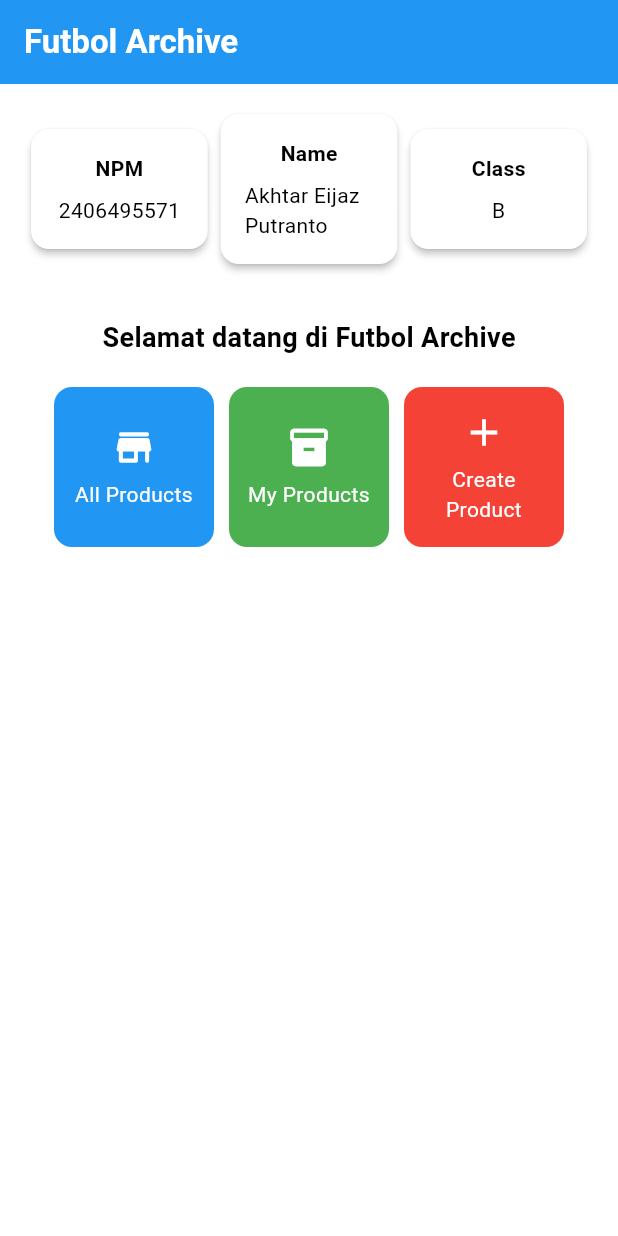
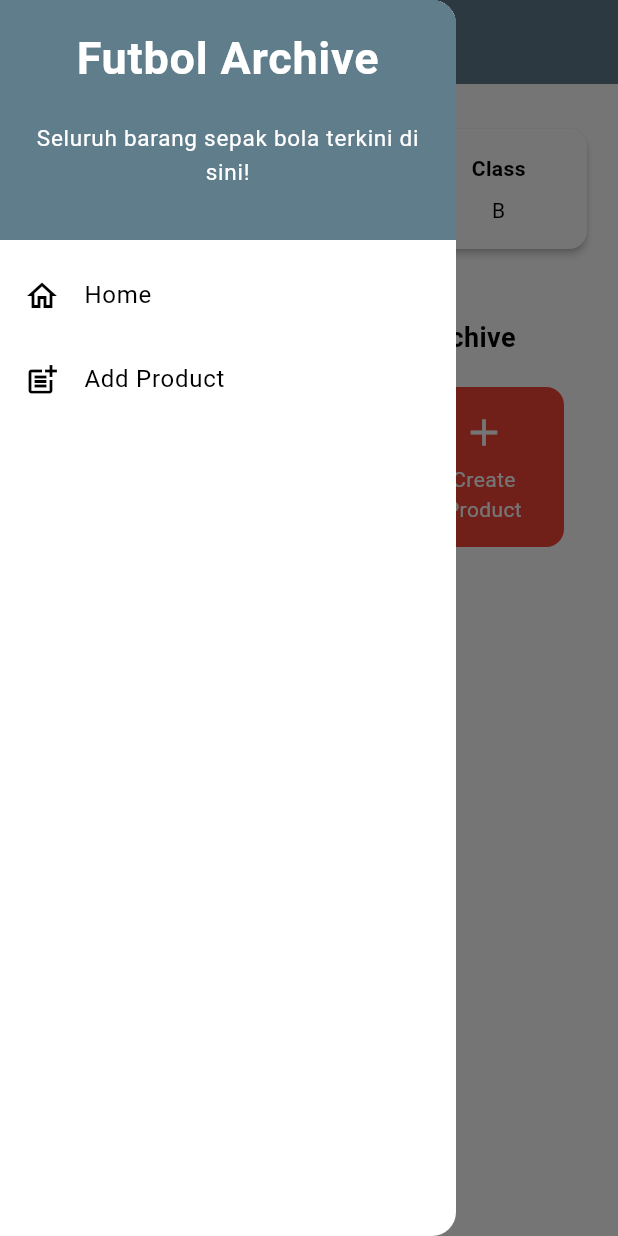
Before and after one commit to akhtareijaz/futbol-archive-mobile, a Flutter app: the screen it shows after launch, with the side drawer open (before the commit the screen has no drawer), on a phone screen of 412 x 824 dp. Run offline on Flutter 3.47's test engine with Material 3 defaults, Android fonts, the light colour scheme and no system bars.

Commit message:
Mengumpulkan tugas 8

```diff
--- a/lib/main.dart
+++ b/lib/main.dart
@@ -1,5 +1,5 @@
 import 'package:flutter/material.dart';
-import 'package:futbol_archive/menu.dart';
+import 'package:futbol_archive/screens/menu.dart';
 
 void main() {
   runApp(const MyApp());
@@ -29,7 +29,7 @@ class MyApp extends StatelessWidget {
         //
         // This works for code too, not just values: Most code changes can be
         // tested with just a hot reload.
-         colorScheme: ColorScheme.fromSwatch(primarySwatch: Colors.blue)
+         colorScheme: ColorScheme.fromSwatch(primarySwatch: Colors.blueGrey)
           .copyWith(secondary: Colors.blueAccent[300]),
       ),
       home: MyHomePage(),
--- a/lib/menu.dart
+++ b/lib/screens/menu.dart
@@ -1,4 +1,6 @@
 import 'package:flutter/material.dart';
+import 'package:futbol_archive/widgets/left_drawer.dart';
+import 'package:futbol_archive/widgets/product_card.dart';
 
 class MyHomePage extends StatelessWidget {
   MyHomePage({super.key});
@@ -89,6 +91,7 @@ class MyHomePage extends StatelessWidget {
           ],
         ),
       ),
+      drawer: LeftDrawer(),
     );
   }
 }
@@ -133,58 +136,3 @@ class ItemHomepage {
 
  ItemHomepage(this.name, this.icon, this.color);
 }
-
-
-class ItemCard extends StatelessWidget {
-  // Menampilkan kartu dengan ikon dan nama.
-
-  final ItemHomepage item;
-
-  const ItemCard(this.item, {super.key});
-
-  @override
-  Widget build(BuildContext context) {
-    return Material(
-      // Menentukan warna latar belakang dari tema aplikasi.
-      color: item.color,
-      // Membuat sudut kartu melengkung.
-      borderRadius: BorderRadius.circular(12),
-
-      child: InkWell(
-        // Aksi ketika kartu ditekan.
-        onTap: () {
-          // Menampilkan pesan SnackBar saat kartu ditekan.
-          ScaffoldMessenger.of(context)
-            ..hideCurrentSnackBar()
-            ..showSnackBar(
-              SnackBar(content: Text("Kamu telah menekan tombol ${item.name}!"))
-            );
-        },
-        // Container untuk menyimpan Icon dan Text
-        child: Container(
-          padding: const EdgeInsets.all(8),
-          child: Center(
-            child: Column(
-              // Menyusun ikon dan teks di tengah kartu.
-              mainAxisAlignment: MainAxisAlignment.center,
-              children: [
-                Icon(
-                  item.icon,
-                  color: Colors.white,
-                  size: 30.0,
-                ),
-                const Padding(padding: EdgeInsets.all(3)),
-                Text(
-                  item.name,
-                  textAlign: TextAlign.center,
-                  style: const TextStyle(color: Colors.white),
-                ),
-              ],
-            ),
-          ),
-        ),
-      ),
-    );
-  }
-
-}
--- /dev/null
+++ b/lib/widgets/left_drawer.dart
@@ -0,0 +1,76 @@
+import 'package:flutter/material.dart';
+import 'package:futbol_archive/screens/menu.dart';
+import 'package:futbol_archive/screens/productlist_form.dart';
+
+class LeftDrawer extends StatelessWidget {
+  const LeftDrawer({super.key});
+
+  @override
+  Widget build(BuildContext context) {
+    return Drawer(
+      child: ListView(
+        children: [
+          const DrawerHeader(
+            decoration: BoxDecoration(
+              color: Colors.blueGrey,
+            ),
+            child: Column(
+              children: [
+                Text(
+                  'Futbol Archive',
+                  textAlign: TextAlign.center,
+                  style: TextStyle(
+                    fontSize: 30,
+                    fontWeight: FontWeight.bold,
+                    color: Colors.white,
+                  ),
+                ),
+                Padding(padding: EdgeInsets.all(10)),
+                Text("Seluruh barang sepak bola terkini di sini!",
+                  textAlign: TextAlign.center,
+                  // TODO: Tambahkan gaya teks dengan center alignment, font ukuran 15, warna putih, dan weight biasa
+                  style: TextStyle(
+                    fontSize: 15,
+                    color: Colors.white,
+                    fontWeight: FontWeight.normal,
+
+                  )
+                ),
+              ],
+            ),
+          ),
+          // TODO: Bagian routing
+          ListTile(
+            leading: const Icon(Icons.home_outlined),
+            title: const Text('Home'),
+            // Bagian redirection ke MyHomePage
+            onTap: () {
+              Navigator.pushReplacement(
+                  context,
+                  MaterialPageRoute(
+                    builder: (context) => MyHomePage(),
+                  ));
+            },
+          ),
+          ListTile(
+            leading: const Icon(Icons.post_add),
+            title: const Text('Add Product'),
+            // Bagian redirection ke NewsFormPage
+            onTap: () {
+              /*
+              TODO: Buatlah routing ke NewsFormPage di sini,
+              setelah halaman NewsFormPage sudah dibuat.
+              */
+              Navigator.pushReplacement(
+                context,
+                MaterialPageRoute(
+                  builder: (context) => ProductFormPage()
+                )
+              );
+            },
+          ),
+        ],
+      ),
+    );
+  }
+}
--- /dev/null
+++ b/lib/widgets/product_card.dart
@@ -0,0 +1,67 @@
+import 'package:flutter/material.dart';
+import 'package:futbol_archive/screens/menu.dart';
+import 'package:futbol_archive/screens/productlist_form.dart';
+
+class ItemCard extends StatelessWidget {
+  // Menampilkan kartu dengan ikon dan nama.
+
+  final ItemHomepage item;
+
+  const ItemCard(this.item, {super.key});
+
+  @override
+  Widget build(BuildContext context) {
+    return Material(
+      // Menentukan warna latar belakang dari tema aplikasi.
+      color: item.color,
+      // Membuat sudut kartu melengkung.
+      borderRadius: BorderRadius.circular(12),
+
+      child: InkWell(
+        // Aksi ketika kartu ditekan.
+        onTap: () {
+          // Menampilkan pesan SnackBar saat kartu ditekan.
+          ScaffoldMessenger.of(context)
+            ..hideCurrentSnackBar()
+            ..showSnackBar(
+              SnackBar(content: Text("Kamu telah menekan tombol ${item.name}!"))
+            );
+          // Navigate ke route yang sesuai (tergantung jenis tombol)
+          if (item.name == "Create Product") {
+            // TODO: Gunakan Navigator.push untuk melakukan navigasi ke MaterialPageRoute yang mencakup NewsFormPage.
+            Navigator.push(
+              context,
+              MaterialPageRoute(
+                builder: (context) => ProductFormPage(),
+              ),
+            );
+          }
+        },
+        // Container untuk menyimpan Icon dan Text
+        child: Container(
+          padding: const EdgeInsets.all(8),
+          child: Center(
+            child: Column(
+              // Menyusun ikon dan teks di tengah kartu.
+              mainAxisAlignment: MainAxisAlignment.center,
+              children: [
+                Icon(
+                  item.icon,
+                  color: Colors.white,
+                  size: 30.0,
+                ),
+                const Padding(padding: EdgeInsets.all(3)),
+                Text(
+                  item.name,
+                  textAlign: TextAlign.center,
+                  style: const TextStyle(color: Colors.white),
+                ),
+              ],
+            ),
+          ),
+        ),
+      ),
+    );
+  }
+
+}
```
Also changed, not shown: lib/screens/productlist_form.dart (added, +269 -0 lines), 1 other file.
